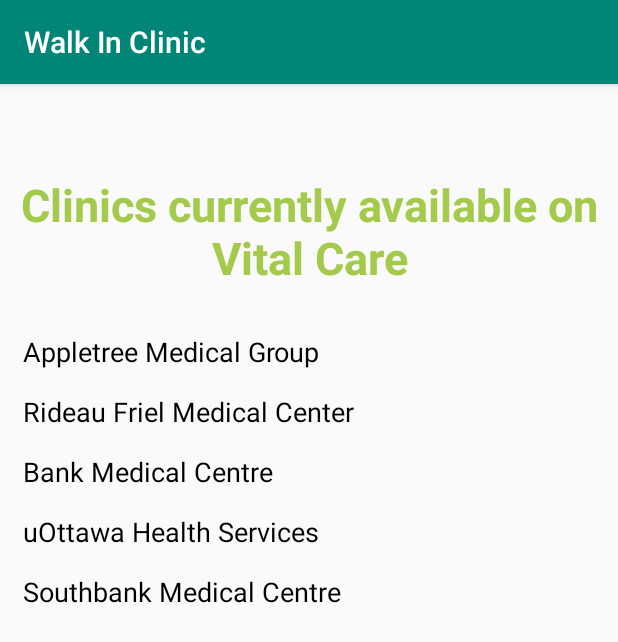
After one commit to JustinLanninRoy/SEG2105Project, an Android app: the ClinicList screen opened directly, with no data from a screen before it, on a phone screen of 412 x 824 dp. The commit adds this screen. Shown: the top 642 px of the screen. Run offline under Robolectric (Android 15) with nearby library versions, the phone set to English and light mode, and no system bars.

Commit message:
about halfway done deliverable 2, rest to be finished tomorrow at the lastest

```diff
--- a/WalkInClinic/app/src/main/AndroidManifest.xml
+++ b/WalkInClinic/app/src/main/AndroidManifest.xml
@@ -12,6 +12,11 @@
         android:roundIcon="@mipmap/ic_launcher_round"
         android:supportsRtl="true"
         android:theme="@style/AppTheme">
+        <activity android:name=".Services"></activity>
+        <activity android:name=".ClinicList" />
+        <activity android:name=".ChooseClinic" />
+        <activity android:name=".SelectClinic" />
+        <activity android:name=".Admin" />
         <activity android:name=".PostLoggin" />
         <activity android:name=".CreatePatient" />
         <activity android:name=".CreateEmployee" />
--- /dev/null
+++ b/WalkInClinic/app/src/main/java/com/example/walkinclinic/ClinicList.java
@@ -0,0 +1,34 @@
+package com.example.walkinclinic;
+
+import androidx.appcompat.app.AppCompatActivity;
+
+import android.os.Bundle;
+import android.widget.TextView;
+import android.view.View;
+
+public class ClinicList extends AppCompatActivity {
+
+    TextView appletree;
+    TextView rideau;
+    TextView bank;
+    TextView uOttawa;
+    TextView southbank;
+
+    @Override
+    protected void onCreate(Bundle savedInstanceState) {
+        super.onCreate(savedInstanceState);
+        setContentView(R.layout.activity_clinic_list);
+        appletree = findViewById(R.id.appletree);
+        rideau = findViewById(R.id.rideau);
+        bank = findViewById(R.id.bank);
+        uOttawa = findViewById(R.id.uOttawa);
+        southbank = findViewById(R.id.southbank);
+
+        appletree.setOnClickListener(new View.OnClickListener() {
+            @Override
+            public void onClick(View v) {
+
+            }
+        });
+    }
+}
--- a/WalkInClinic/app/src/main/java/com/example/walkinclinic/CreateEmployee.java
+++ b/WalkInClinic/app/src/main/java/com/example/walkinclinic/CreateEmployee.java
@@ -105,7 +105,7 @@ public class CreateEmployee extends CreatePerson {
     @Override
     void openPostLoggin() {
         //creating the string
-        String postLogginString = ("Welcome " + firstName.getText().toString() + "! You are logged-in as an Employee.");
+        String postLogginString = ("Welcome Employee " + firstName.getText().toString() + "! You are logged-in.");
         //opening the PostLoggin class and sending the message with it
         Intent i = new Intent(this, PostLoggin.class);
         i.putExtra("message", postLogginString);
--- a/WalkInClinic/app/src/main/java/com/example/walkinclinic/CreatePatient.java
+++ b/WalkInClinic/app/src/main/java/com/example/walkinclinic/CreatePatient.java
@@ -104,7 +104,7 @@ public class CreatePatient extends CreatePerson {
     @Override
     void openPostLoggin() {
         //creating the string
-        String postLogginString = ("Welcome " + firstName.getText().toString() + "! You are logged-in as a Patient.");
+        String postLogginString = ("Welcome Patient " + firstName.getText().toString() + "! You are logged-in.");
         //opening the PostLoggin class and sending the message with it
         Intent i = new Intent(this, PostLoggin.class);
         i.putExtra("message", postLogginString);
--- /dev/null
+++ b/WalkInClinic/app/src/main/res/layout/activity_clinic_list.xml
@@ -0,0 +1,90 @@
+<?xml version="1.0" encoding="utf-8"?>
+<androidx.constraintlayout.widget.ConstraintLayout xmlns:android="http://schemas.android.com/apk/res/android"
+    xmlns:app="http://schemas.android.com/apk/res-auto"
+    xmlns:tools="http://schemas.android.com/tools"
+    android:layout_width="match_parent"
+    android:layout_height="match_parent"
+    tools:context=".ClinicList">
+
+    <LinearLayout
+        android:layout_width="match_parent"
+        android:layout_height="match_parent"
+        android:gravity="center_horizontal"
+        android:orientation="vertical"
+        app:layout_constraintBottom_toBottomOf="parent"
+        app:layout_constraintEnd_toEndOf="parent"
+        app:layout_constraintStart_toStartOf="parent"
+        app:layout_constraintTop_toTopOf="parent">
+
+        <TextView
+            android:id="@+id/title"
+            android:layout_width="wrap_content"
+            android:layout_height="wrap_content"
+            android:layout_marginTop="60dp"
+            android:text="Clinics currently available on Vital Care"
+            android:textAlignment="center"
+            android:textColor="#A4CA4C"
+            android:textSize="30sp"
+            android:textStyle="bold" />
+
+        <TextView
+            android:id="@+id/appletree"
+            android:layout_width="match_parent"
+            android:layout_height="wrap_content"
+            android:layout_marginStart="15dp"
+            android:layout_marginTop="30dp"
+            android:layout_marginEnd="15dp"
+            android:clickable="true"
+            android:text="Appletree Medical Group"
+            android:textColor="#030000"
+            android:textSize="18sp" />
+
+        <TextView
+            android:id="@+id/rideau"
+            android:layout_width="match_parent"
+            android:layout_height="wrap_content"
+            android:layout_marginStart="15dp"
+            android:layout_marginTop="15dp"
+            android:layout_marginEnd="15dp"
+            android:clickable="true"
+            android:text="Rideau Friel Medical Center"
+            android:textColor="#030000"
+            android:textSize="18sp" />
+
+        <TextView
+            android:id="@+id/bank"
+            android:layout_width="match_parent"
+            android:layout_height="wrap_content"
+            android:layout_marginStart="15dp"
+            android:layout_marginTop="15dp"
+            android:layout_marginEnd="15dp"
+            android:clickable="true"
+            android:text="Bank Medical Centre"
+            android:textColor="#030000"
+            android:textSize="18sp" />
+
+        <TextView
+            android:id="@+id/uOttawa"
+            android:layout_width="match_parent"
+            android:layout_height="wrap_content"
+            android:layout_marginStart="15dp"
+            android:layout_marginTop="15dp"
+            android:layout_marginEnd="15dp"
+            android:clickable="true"
+            android:text="uOttawa Health Services"
+            android:textColor="#030000"
+            android:textSize="18sp" />
+
+        <TextView
+            android:id="@+id/southbank"
+            android:layout_width="match_parent"
+            android:layout_height="wrap_content"
+            android:layout_marginStart="15dp"
+            android:layout_marginTop="15dp"
+            android:layout_marginEnd="15dp"
+            android:clickable="true"
+            android:text="Southbank Medical Centre"
+            android:textColor="#030000"
+            android:textSize="18sp" />
+    </LinearLayout>
+</androidx.constraintlayout.widget.ConstraintLayout>
```
Also changed, not shown: WalkInClinic/app/src/main/java/com/example/walkinclinic/Admin.java (added, +29 -0 lines), WalkInClinic/app/src/main/java/com/example/walkinclinic/ChooseClinic.java (added, +14 -0 lines), WalkInClinic/app/src/main/java/com/example/walkinclinic/MainActivity.java (+2 -16 lines), WalkInClinic/app/src/main/java/com/example/walkinclinic/PostLoggin.java (+20 -0 lines), WalkInClinic/app/src/main/java/com/example/walkinclinic/SelectClinic.java (added, +26 -0 lines), WalkInClinic/app/src/main/java/com/example/walkinclinic/Services.java (added, +14 -0 lines), WalkInClinic/app/src/main/res/layout/activity_admin.xml (added, +64 -0 lines), WalkInClinic/app/src/main/res/layout/activity_choose_clinic.xml (added, +75 -0 lines), WalkInClinic/app/src/main/res/layout/activity_post_loggin.xml (+8 -0 lines), WalkInClinic/app/src/main/res/layout/activity_select_clinic.xml (added, +34 -0 lines), WalkInClinic/app/src/main/res/layout/activity_services.xml (added, +98 -0 lines).
